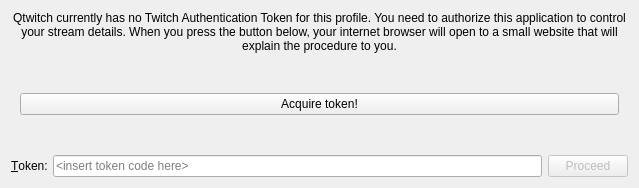
Before: the Qt Designer form src/forms/perform_login_acquire.ui in wakeofluna/qlivestream, drawn with Qt 5.
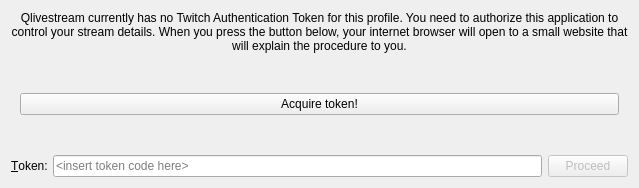
After: the same form once the commit is applied.

Commit message: Rename to Qlivestream to support more services than just Twitch

Patch:
```diff
--- a/src/forms/perform_login_acquire.ui
+++ b/src/forms/perform_login_acquire.ui
@@ -17,7 +17,7 @@
    <item>
     <widget class="QLabel" name="lblExplain">
      <property name="text">
-      <string>Qtwitch currently has no Twitch Authentication Token for this profile. You need to authorize this application to control your stream details. When you press the button below, your internet browser will open to a small website that will explain the procedure to you.</string>
+      <string>Qlivestream currently has no Twitch Authentication Token for this profile. You need to authorize this application to control your stream details. When you press the button below, your internet browser will open to a small website that will explain the procedure to you.</string>
      </property>
      <property name="alignment">
       <set>Qt::AlignCenter</set>
```
The commit also changes 11 other files.
